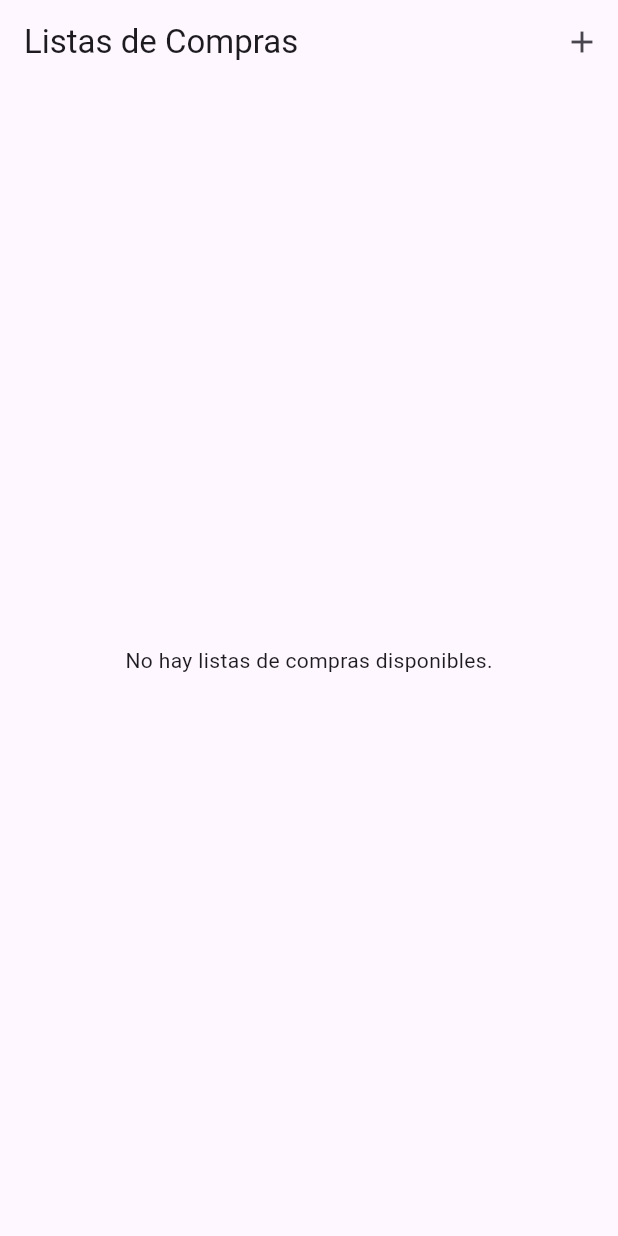
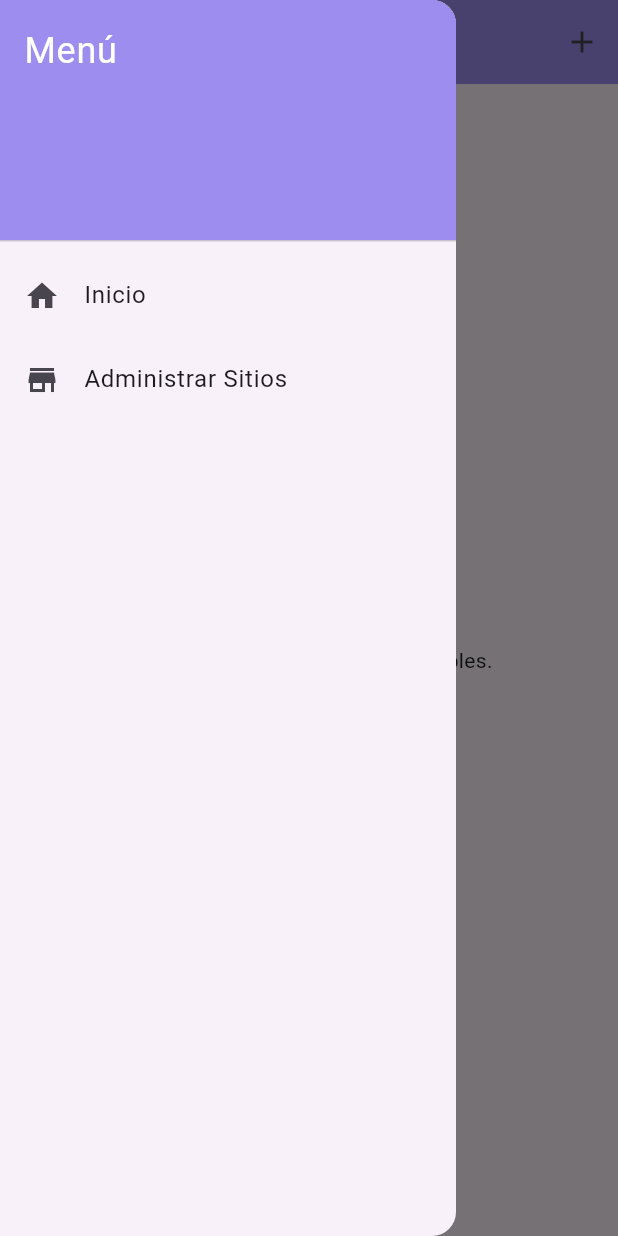
Before and after one commit to Santiago1104/ProyectoFinalApliMovil, a Flutter app: the screen it shows after launch, with the side drawer open (before the commit the screen has no drawer), on a phone screen of 412 x 824 dp. Run offline on Flutter 3.47's test engine with Material 3 defaults, Android fonts, the phone set to English and light mode, and no system bars; our stand-ins replace cloud_firestore, firebase_core; accounts and stored records are empty.

Commit message:
Menú desplegable con página para Administrar Sitios y Actualización Tema

```diff
--- a/lib/main.dart
+++ b/lib/main.dart
@@ -23,6 +23,9 @@ class MyApp extends StatelessWidget {
       theme: ThemeData(
         colorScheme: ColorScheme.fromSeed(seedColor: Colors.deepPurple),
         useMaterial3: true,
+        appBarTheme: AppBarTheme(
+          backgroundColor: Color(0xFF9c8def),
+        ),
       ),
       home: ShoppingListPage(),
       routes: {
--- a/lib/pages/ShoppingListPage.dart
+++ b/lib/pages/ShoppingListPage.dart
@@ -5,7 +5,8 @@ import '../models/Product.dart';
 import '../models/Site.dart';
 import 'EditProductPage.dart'; // Importa la nueva página
 import 'CreateProductPage.dart'; // Asegúrate de importar esta página
-import 'CreateShoppingListModal.dart'; // Importar la nueva ventana modal
+import 'CreateShoppingListModal.dart';
+import 'ManageSitesPage.dart'; // Importar la nueva ventana modal
 
 class ShoppingListPage extends StatefulWidget {
   @override
@@ -232,6 +233,45 @@ class _ShoppingListPageState extends State<ShoppingListPage> {
           ),
         ],
       ),
+
+      drawer: Drawer(
+        child: ListView(
+          padding: EdgeInsets.zero,
+          children: <Widget>[
+            DrawerHeader(
+              decoration: BoxDecoration(
+                color: Color(0xFF9c8def),
+              ),
+              child: Text(
+                'Menú',
+                style: TextStyle(
+                  color: Colors.white,
+                  fontSize: 24,
+                ),
+              ),
+            ),
+            ListTile(
+              leading: Icon(Icons.home),
+              title: Text('Inicio'),
+              onTap: () {
+                Navigator.of(context).pop(); // Cierra el Drawer
+              },
+            ),
+            ListTile(
+              leading: Icon(Icons.store),
+              title: Text('Administrar Sitios'),
+              onTap: () {
+                Navigator.of(context).pop(); // Cierra el Drawer
+                Navigator.of(context).push(
+                  MaterialPageRoute(builder: (context) => ManageSitesPage()),
+                );
+              },
+            ),
+            // Agregar más elementos según sea necesario
+          ],
+        ),
+      ),
+
       body: StreamBuilder<List<ShoppingList>>(
         stream: readLists(),
         builder: (context, listSnapshot) {
```
Also changed, not shown: lib/pages/ManageSitesPage.dart (added, +116 -0 lines).
